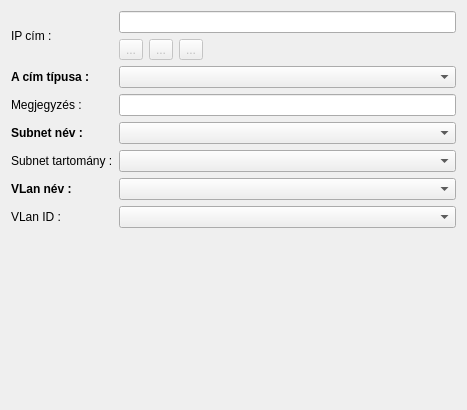
The window that lv2g/edit_ip.ui (csikfer/lanview2) describes before a commit, drawn with Qt 5.
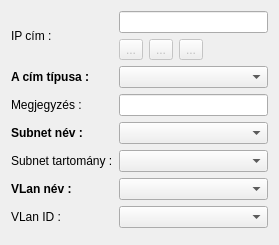
The same window after the commit. Icons and pictures are not drawn.

What changed in the file:
```diff
--- a/lv2g/edit_ip.ui
+++ b/lv2g/edit_ip.ui
@@ -6,8 +6,8 @@
    <rect>
     <x>0</x>
     <y>0</y>
-    <width>467</width>
-    <height>410</height>
+    <width>279</width>
+    <height>225</height>
    </rect>
   </property>
   <property name="windowTitle">
```
